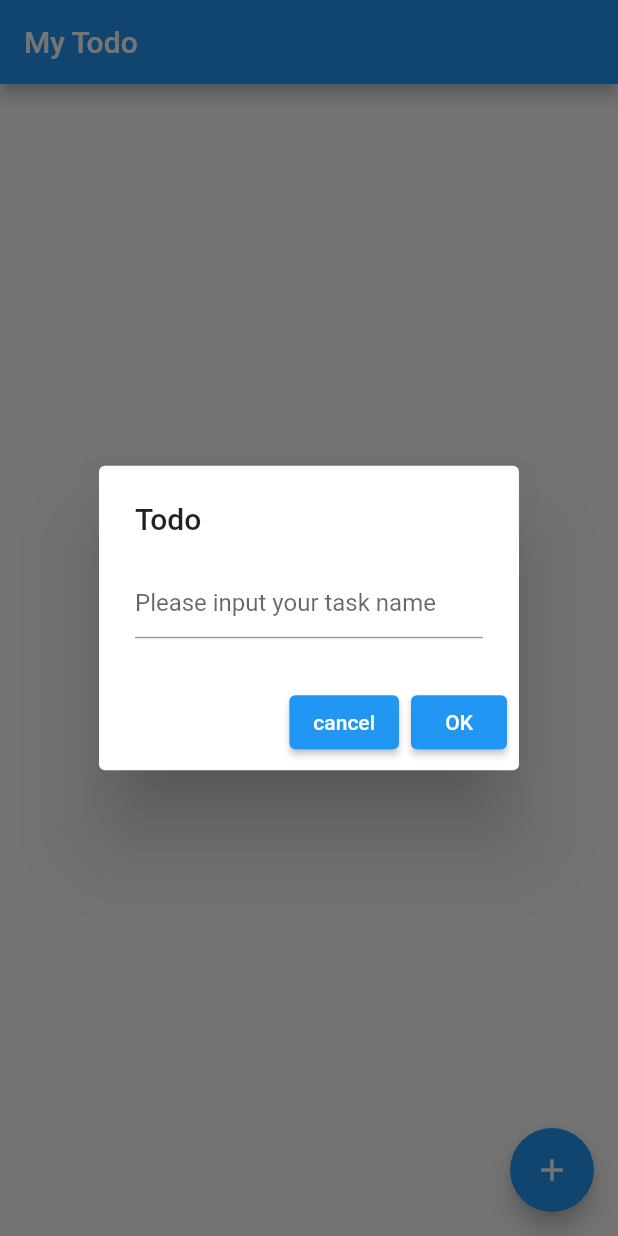
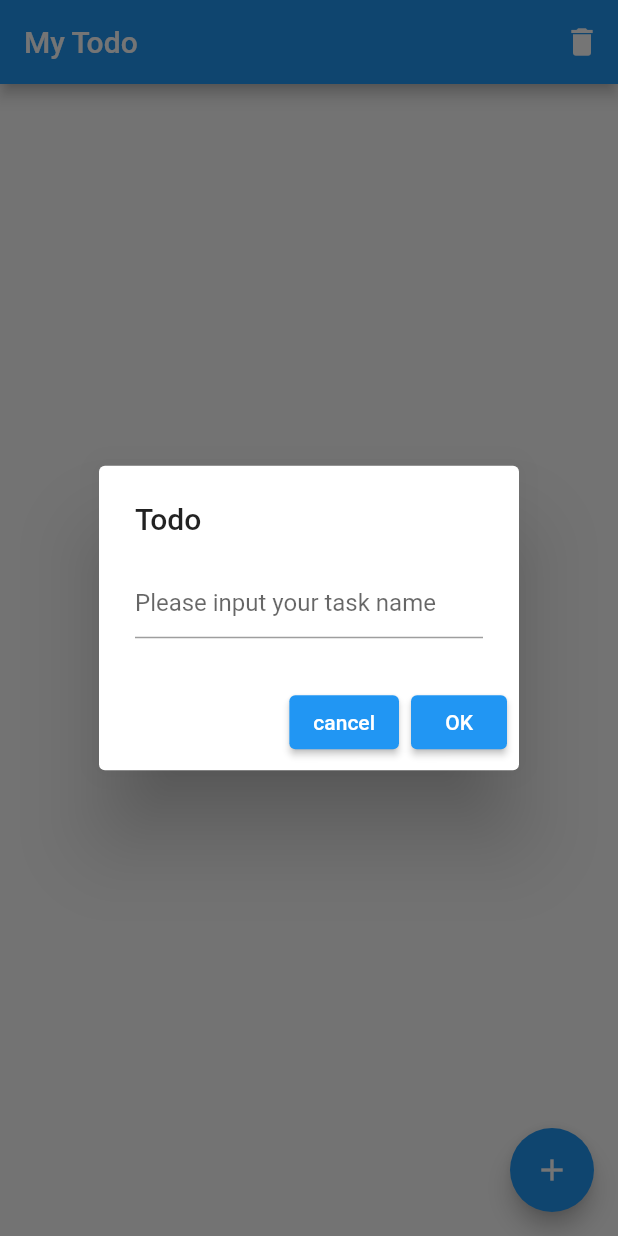
Before and after one commit to kaiyama12345679/flutter-helloworld, a Flutter app: the screen it shows after launch, after a tap on the "add" icon, on a phone screen of 412 x 824 dp. Run offline on Flutter 3.47's test engine with Material 2 defaults, Android fonts, the phone set to English and light mode, and no system bars; our stand-ins replace shared_preferences.

Commit message:
状態保存バージョン１

```diff
--- a/lib/main.dart
+++ b/lib/main.dart
@@ -1,4 +1,5 @@
 import 'package:flutter/material.dart';
+import 'package:shared_preferences/shared_preferences.dart';
 
 ///////////////////////////////
 // ① Main：Flutterアプリもmain()からコードが実行されます。
@@ -31,19 +32,60 @@ class MyHomePage extends StatefulWidget {
 }
 
 class _MyHomePageState extends State<MyHomePage> {
-  String? label = "";
+  @override
+  void initState() {
+    //Widgetを初期化した時の処理をoverride
+    super.initState();
+    SharedPreferences.getInstance().then((pref) {
+      var todo = pref.getStringList("todo") ?? [];
+      for (var v in todo) {
+        setState(() {
+          widget.cards.add(TodoCardWidget(label: v));
+        });
+      }
+    });
+  }
+
   @override
   Widget build(BuildContext context) {
     return Scaffold(
-      appBar: AppBar(title: const Text("My Todo")),
-      body: Center(child: Text(label ?? "")),
+      appBar: AppBar(
+        title: const Text("My Todo"),
+        actions: [
+          IconButton(
+              onPressed: () {
+                SharedPreferences.getInstance().then((pref) async {
+                  await pref.setStringList("todo", []);
+                  setState(() {
+                    widget.cards = [];
+                  });
+                });
+              },
+              icon: const Icon(Icons.delete))
+        ],
+      ),
+      body: Center(
+        child: ListView.builder(
+          itemCount: widget.cards.length,
+          itemBuilder: (BuildContext context, int index) {
+            return widget.cards[index];
+          },
+        ),
+      ),
       floatingActionButton: FloatingActionButton(
         onPressed: () async {
-          var resultLabel = await _showTextInputDialog(context);
-          if (resultLabel != null) {
+          var label = await _showTextInputDialog(context);
+
+          if (label != null) {
             setState(() {
-              label = resultLabel;
+              widget.cards.add(TodoCardWidget(label: label));
             });
+
+            SharedPreferences pref = await SharedPreferences.getInstance();
+            var todo = pref.getStringList("todo") ?? [];
+            todo.add(label);
+            await pref.setStringList("todo", todo);
+            _textFieldController.text = "";
           }
         },
         child: const Icon(Icons.add),
@@ -67,7 +109,7 @@ Future<String?> _showTextInputDialog(BuildContext context) async {
         ),
         actions: <Widget>[
           ElevatedButton(
-              onPressed: (() => Navigator.pop(context)),
+              onPressed: () => Navigator.pop(context),
               child: const Text("cancel")),
           ElevatedButton(
               onPressed: () =>
@@ -99,9 +141,9 @@ class _TodoCardWidgetState extends State<TodoCardWidget> {
   @override
   Widget build(BuildContext context) {
     return Card(
-      margin: EdgeInsets.all(10),
+      margin: const EdgeInsets.all(10),
       child: Container(
-        padding: EdgeInsets.all(10),
+        padding: const EdgeInsets.all(10),
         child: Row(
           children: [
             Checkbox(onChanged: _changeState, value: widget.state),
--- a/pubspec.yaml
+++ b/pubspec.yaml
@@ -36,6 +36,8 @@ dependencies:
   # The following adds the Cupertino Icons font to your application.
   # Use with the CupertinoIcons class for iOS style icons.
   cupertino_icons: ^1.0.2
+
+  shared_preferences: ^2.0.15
 
 dev_dependencies:
   flutter_test:
```
Also changed, not shown: pubspec.lock, 13 other files.
